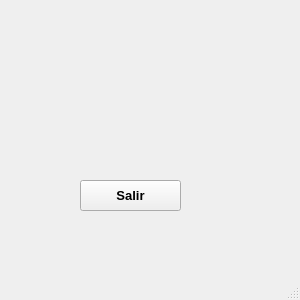
First picture: the form in MiniNomina/FrmDesign/Empleados.ui, repository CodeDrTech/DevelopPython, before the edit.
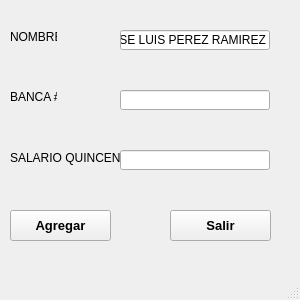
Second picture: the form after the edit.

The edit to the form file:
```diff
--- a/MiniNomina/FrmDesign/Empleados.ui
+++ b/MiniNomina/FrmDesign/Empleados.ui
@@ -20,8 +20,8 @@
    <widget class="QPushButton" name="BtnSalir">
     <property name="geometry">
      <rect>
-      <x>80</x>
-      <y>180</y>
+      <x>170</x>
+      <y>210</y>
       <width>101</width>
       <height>31</height>
      </rect>
@@ -37,6 +37,98 @@
      <string>Salir</string>
     </property>
    </widget>
+   <widget class="QPushButton" name="BtnAgregar">
+    <property name="geometry">
+     <rect>
+      <x>10</x>
+      <y>210</y>
+      <width>101</width>
+      <height>31</height>
+     </rect>
+    </property>
+    <property name="font">
+     <font>
+      <pointsize>10</pointsize>
+      <weight>75</weight>
+      <bold>true</bold>
+     </font>
+    </property>
+    <property name="text">
+     <string>Agregar</string>
+    </property>
+   </widget>
+   <widget class="QLabel" name="label">
+    <property name="geometry">
+     <rect>
+      <x>10</x>
+      <y>30</y>
+      <width>47</width>
+      <height>13</height>
+     </rect>
+    </property>
+    <property name="text">
+     <string>NOMBRE</string>
+    </property>
+   </widget>
+   <widget class="QLabel" name="label_2">
+    <property name="geometry">
+     <rect>
+      <x>10</x>
+      <y>90</y>
+      <width>47</width>
+      <height>13</height>
+     </rect>
+    </property>
+    <property name="text">
+     <string>BANCA #</string>
+    </property>
+   </widget>
+   <widget class="QLabel" name="label_3">
+    <property name="geometry">
+     <rect>
+      <x>10</x>
+      <y>150</y>
+      <width>111</width>
+      <height>16</height>
+     </rect>
+    </property>
+    <property name="text">
+     <string>SALARIO QUINCENAL</string>
+    </property>
+   </widget>
+   <widget class="QLineEdit" name="txtNombre">
+    <property name="geometry">
+     <rect>
+      <x>120</x>
+      <y>30</y>
+      <width>150</width>
+      <height>20</height>
+     </rect>
+    </property>
+    <property name="text">
+     <string>JOSE LUIS PEREZ RAMIREZ</string>
+    </property>
+   </widget>
+   <widget class="QLineEdit" name="txtNumbanca">
+    <property name="geometry">
+     <rect>
+      <x>120</x>
+      <y>90</y>
+      <width>150</width>
+      <height>20</height>
+     </rect>
+    </property>
+   </widget>
+   <widget class="QLineEdit" name="txtSalario">
+    <property name="geometry">
+     <rect>
+      <x>120</x>
+      <y>150</y>
+      <width>150</width>
+      <height>20</height>
+     </rect>
+    </property>
+   </widget>
   </widget>
   <widget class="QStatusBar" name="statusbar"/>
  </widget>
```
